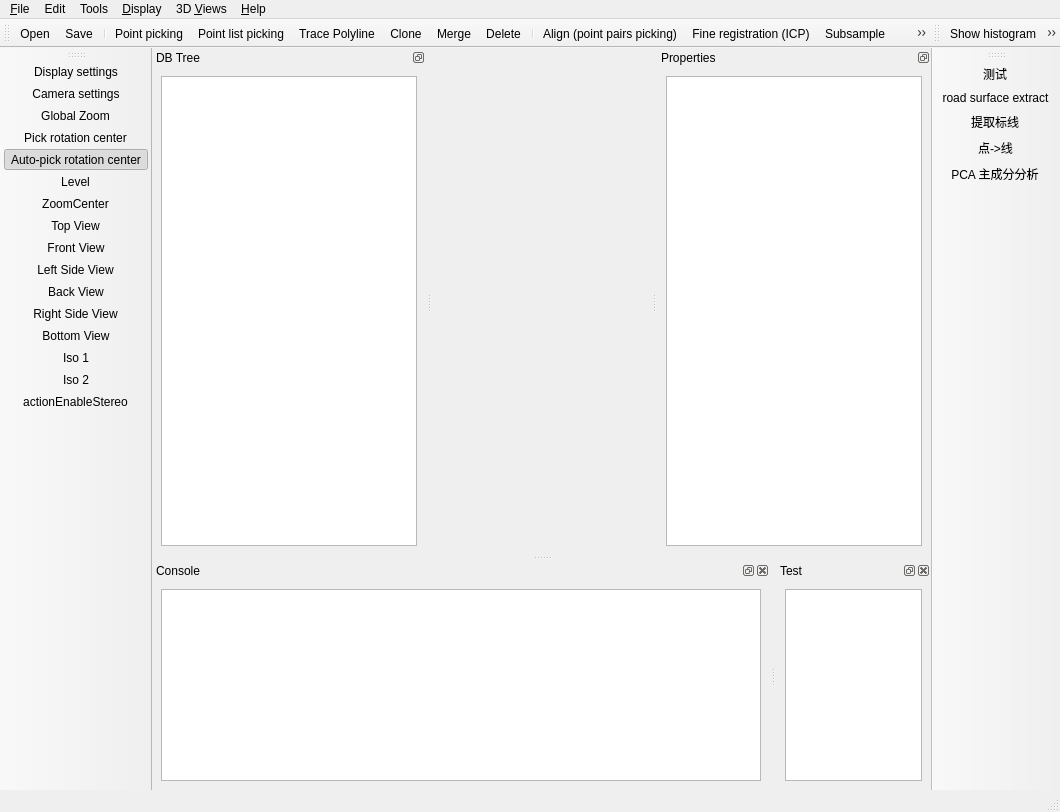
This is qCC/ui_templates/mainWindow.ui in lljydyx/ForkCloudCompare as Qt 5 draws it before an edit. The edited form follows.
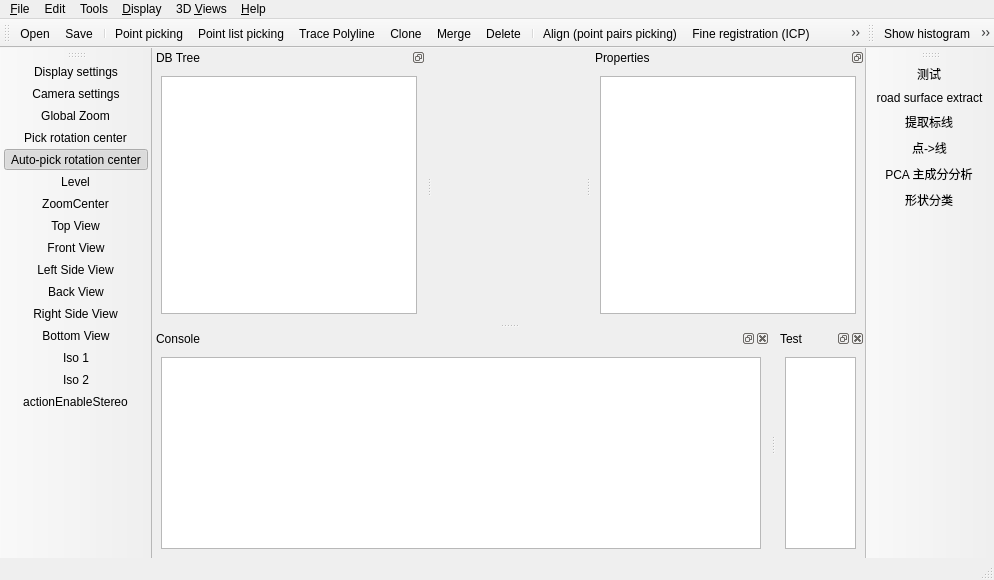
This is the edited form. Icons and pictures are not drawn. Custom widgets are drawn as their Qt base class.

```diff
--- a/qCC/ui_templates/mainWindow.ui
+++ b/qCC/ui_templates/mainWindow.ui
@@ -6,8 +6,8 @@
    <rect>
     <x>0</x>
     <y>0</y>
-    <width>1060</width>
-    <height>812</height>
+    <width>781</width>
+    <height>580</height>
    </rect>
   </property>
   <property name="sizePolicy">
@@ -38,7 +38,7 @@
     <rect>
      <x>0</x>
      <y>0</y>
-     <width>1060</width>
+     <width>781</width>
      <height>23</height>
     </rect>
    </property>
@@ -807,6 +807,7 @@
    <addaction name="actionExtractTrafficMarking"/>
    <addaction name="actionPCtoPolyline"/>
    <addaction name="actionPCA"/>
+   <addaction name="actionClassByShape"/>
   </widget>
   <widget class="QDockWidget" name="dockWidgetTest">
    <property name="minimumSize">
@@ -3179,6 +3180,11 @@
     <string>PCA 主成分分析</string>
    </property>
   </action>
+  <action name="actionClassByShape">
+   <property name="text">
+    <string>形状分类</string>
+   </property>
+  </action>
  </widget>
  <customwidgets>
   <customwidget>
```
